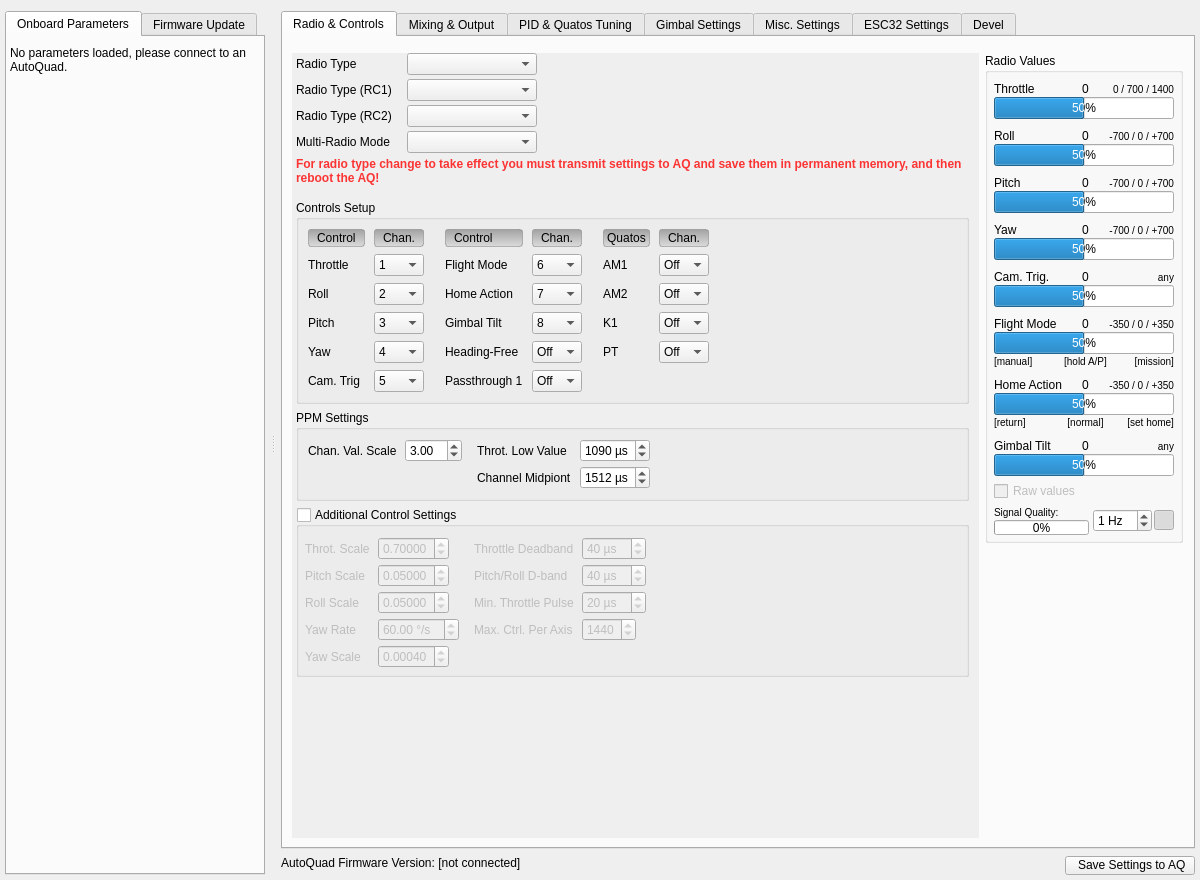
The window that src/ui/qgcautoquad.ui (mpaperno/qgroundcontrol_aq) describes before a commit, drawn with Qt 5.
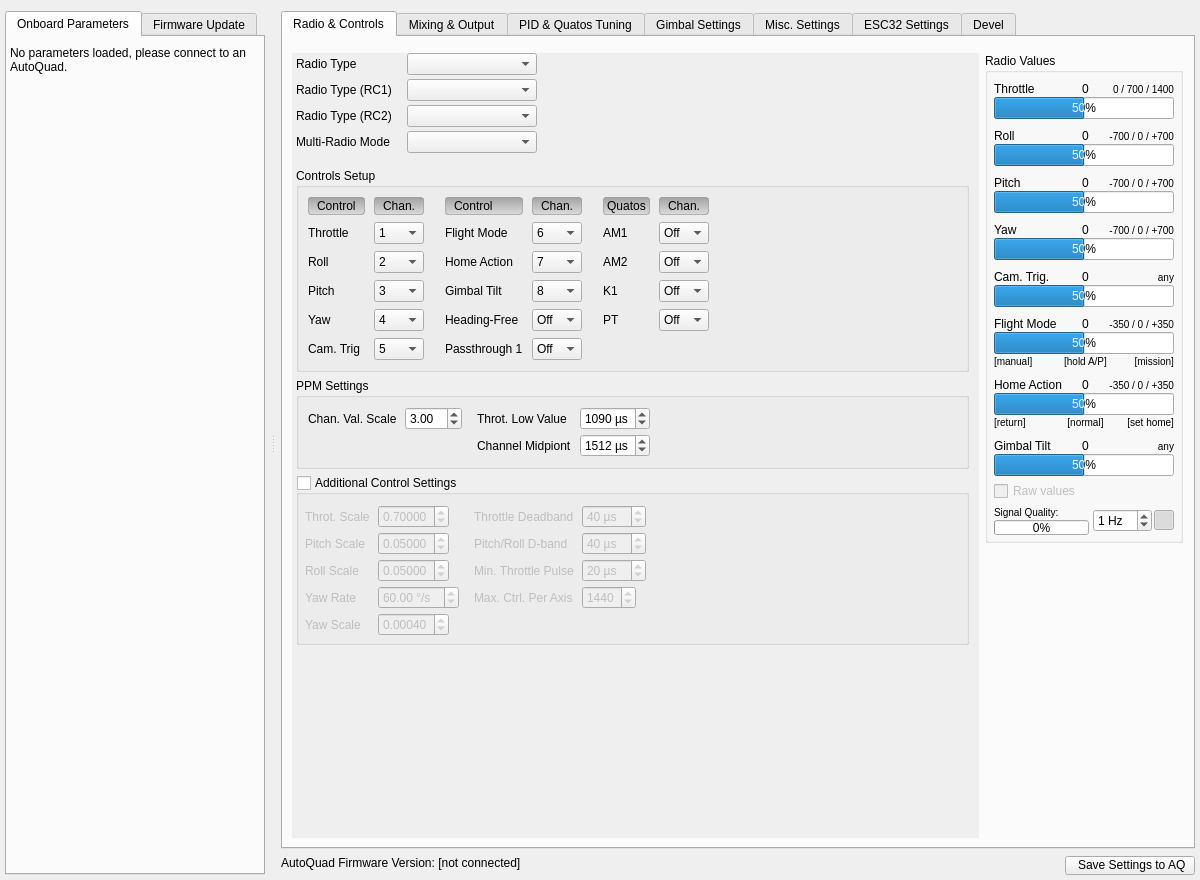
The same window after the commit. Icons and pictures are not drawn.

Commit message: Add global detection for param changes needing a restart, indicated in change confirmation dialog; Get rid of radio type change warning; Fix params save warning/error dialog when many errors.

Patch:
```diff
--- a/src/ui/qgcautoquad.ui
+++ b/src/ui/qgcautoquad.ui
@@ -1387,26 +1387,6 @@
                     </property>
                    </widget>
                   </item>
-                  <item row="5" column="0" colspan="3" alignment="Qt::AlignTop">
-                   <widget class="QLabel" name="label_radioChangeWarning">
-                    <property name="sizePolicy">
-                     <sizepolicy hsizetype="Preferred" vsizetype="Fixed">
-                      <horstretch>0</horstretch>
-                      <verstretch>0</verstretch>
-                     </sizepolicy>
-                    </property>
-                    <property name="styleSheet">
-                     <string notr="true">color: rgba(255, 0, 0, 200);
-font-weight: bold;</string>
-                    </property>
-                    <property name="text">
-                     <string>For radio type change to take effect you must transmit settings to AQ and save them in permanent memory, and then reboot the AQ!</string>
-                    </property>
-                    <property name="wordWrap">
-                     <bool>true</bool>
-                    </property>
-                   </widget>
-                  </item>
                   <item row="0" column="1">
                    <widget class="QComboBox" name="RADIO_TYPE">
                     <property name="sizePolicy">
```
Left out of the diff: 96 changed lines with no effect on the pictures. The commit also changes 2 other files.
